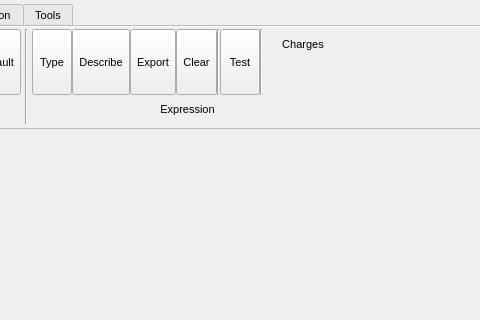
Old version of the form src/gui/mainwindow.ui in the repository trisyoungs/aten; both pictures show x 699 to 1179 and y 0 to 320 of the 1345 by 733 pixel window.
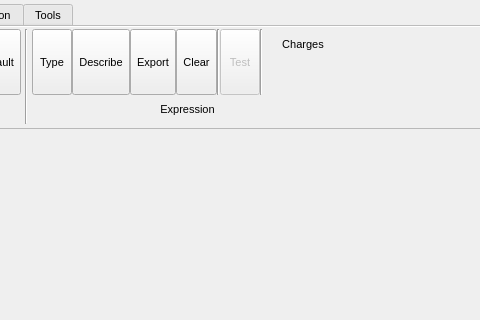
New version of the form. The open tabs and pages were chosen to show the change. Icons and pictures are not drawn. Custom widgets are drawn as their Qt base class.

Diff of the .ui file:
```diff
--- a/src/gui/mainwindow.ui
+++ b/src/gui/mainwindow.ui
@@ -7369,6 +7369,9 @@
           </item>
           <item row="0" column="5" rowspan="2">
            <widget class="TMenuButton" name="ForcefieldsExpressionTestButton">
+            <property name="enabled">
+             <bool>false</bool>
+            </property>
             <property name="sizePolicy">
              <sizepolicy hsizetype="Preferred" vsizetype="Fixed">
               <horstretch>0</horstretch>
```
Left out of the diff: 18 changed lines with no effect on the pictures.
